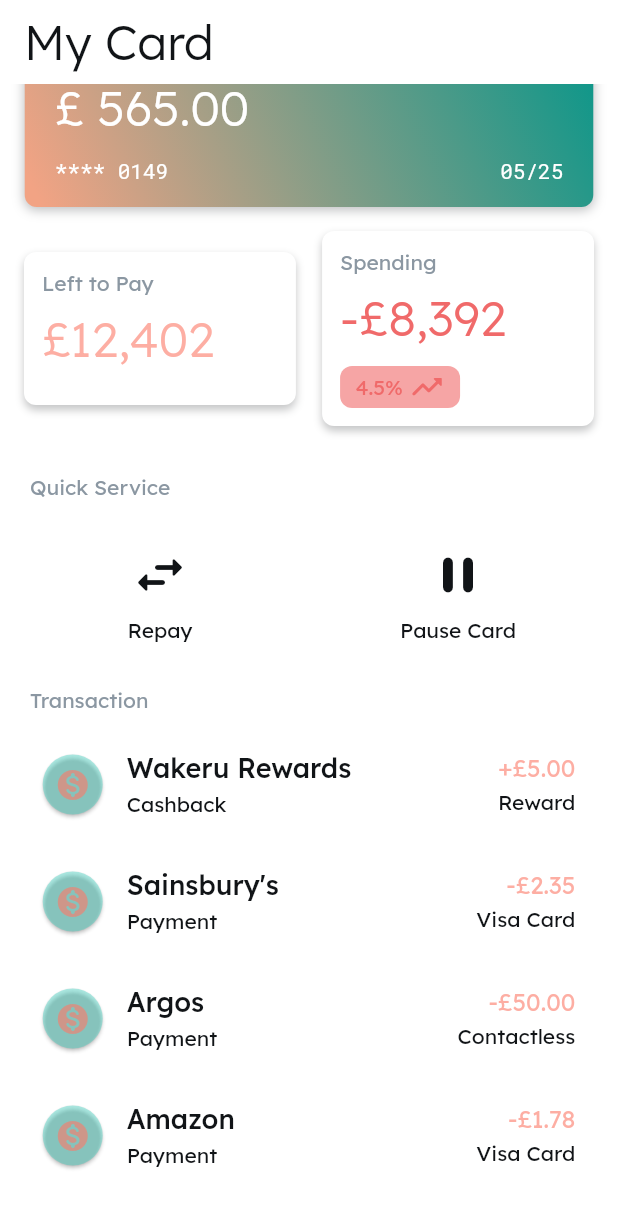
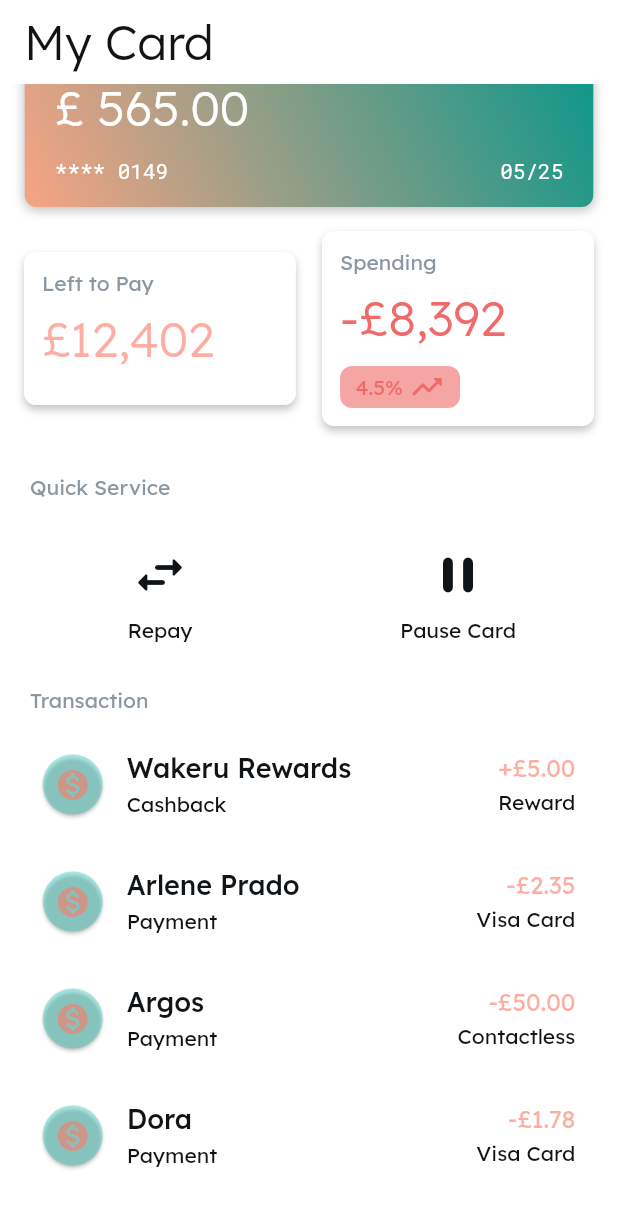
Before and after one commit to concernedbow11/project-wakeru, a Flutter app: the MYCardWidget screen opened directly, scrolled down 92 dp, on a phone screen of 412 x 824 dp. Shown: the top 1208 px of the screen. Run offline on Flutter 3.47's test engine with Material 2 defaults, Android fonts, the phone set to English and light mode, and no system bars; drawn by our look-alikes of flutter_animate; our stand-ins replace auto_size_text, built_collection, built_value, cloud_firestore, file_picker, firebase_auth and 19 more; missing offline and left inert: json_path, mime_type; accounts and stored records are empty.

Commit message:
hopefully no more changes to front end

```diff
--- a/lib/flutter_flow/internationalization.dart
+++ b/lib/flutter_flow/internationalization.dart
@@ -650,12 +650,6 @@ final kTranslationsMap = <Map<String, Map<String, String>>>[
       'de': '',
       'es': '',
     },
-    '8u5uxesq': {
-      'en': 'Sainsbury\'s',
-      'ar': '',
-      'de': '',
-      'es': '',
-    },
     '0hjenvaq': {
       'en': 'Payment',
       'ar': 'دخل',
@@ -698,12 +692,6 @@ final kTranslationsMap = <Map<String, Map<String, String>>>[
       'de': '',
       'es': '',
     },
-    '46ke1uem': {
-      'en': 'Amazon',
-      'ar': '',
-      'de': '',
-      'es': '',
-    },
     '3jmta8dd': {
       'en': 'Payment',
       'ar': 'دخل',
@@ -821,12 +809,6 @@ final kTranslationsMap = <Map<String, Map<String, String>>>[
       'de': 'Hallo Welt',
       'es': 'Hola Mundo',
     },
-    '2thn73jc': {
-      'en': 'Sainsbury\'s',
-      'ar': 'احصل على مكافآت بعيدة',
-      'de': 'Go-Far-Prämien',
-      'es': 'Recompensas Ve Lejos',
-    },
     '1fjdiibo': {
       'en': 'Payment',
       'ar': 'دخل',
@@ -868,12 +850,6 @@ final kTranslationsMap = <Map<String, Map<String, String>>>[
       'ar': 'مرحبا بالعالم',
       'de': 'Hallo Welt',
       'es': 'Hola Mundo',
-    },
-    '8pdmehj2': {
-      'en': 'Amazon',
-      'ar': 'احصل على مكافآت بعيدة',
-      'de': 'Go-Far-Prämien',
-      'es': 'Recompensas Ve Lejos',
     },
     'krrhjgc4': {
       'en': 'Payment',
@@ -1317,7 +1293,7 @@ final kTranslationsMap = <Map<String, Map<String, String>>>[
       'de': '\$ Betrag',
       'es': '\$ Monto',
     },
-    'pf56ghbm': {
+    'kss3mp4o': {
       'en': '£7,630',
       'ar': '',
       'de': '',
@@ -1341,7 +1317,7 @@ final kTranslationsMap = <Map<String, Map<String, String>>>[
       'de': 'Heim',
       'es': 'Casa',
     },
-    'a73inb01': {
+    '2m9cn5ie': {
       'en': 'Please authenticate before sending payment',
       'ar': '',
       'de': '',
--- a/lib/home_page_alt_1/home_page_alt1_widget.dart
+++ b/lib/home_page_alt_1/home_page_alt1_widget.dart
@@ -3,6 +3,7 @@ import '../flutter_flow/flutter_flow_theme.dart';
 import '../flutter_flow/flutter_flow_util.dart';
 import '../rewards/rewards_widget.dart';
 import '../transfer_funds/transfer_funds_widget.dart';
+import '../flutter_flow/random_data_util.dart' as random_data;
 import 'package:flutter/material.dart';
 import 'package:flutter/scheduler.dart';
 import 'package:flutter_animate/flutter_animate.dart';
@@ -603,9 +604,7 @@ class _HomePageAlt1WidgetState extends State<HomePageAlt1Widget>
                                         CrossAxisAlignment.start,
                                     children: [
                                       Text(
-                                        FFLocalizations.of(context).getText(
-                                          '2thn73jc' /* Sainsbury's */,
-                                        ),
+                                        random_data.randomName(true, false),
                                         style:
                                             FlutterFlowTheme.of(context).title3,
                                       ),
@@ -823,9 +822,7 @@ class _HomePageAlt1WidgetState extends State<HomePageAlt1Widget>
                                         CrossAxisAlignment.start,
                                     children: [
                                       Text(
-                                        FFLocalizations.of(context).getText(
-                                          '8pdmehj2' /* Amazon */,
-                                        ),
+                                        random_data.randomName(true, false),
                                         style:
                                             FlutterFlowTheme.of(context).title3,
                                       ),
--- a/lib/m_y_card/m_y_card_widget.dart
+++ b/lib/m_y_card/m_y_card_widget.dart
@@ -4,6 +4,7 @@ import '../flutter_flow/flutter_flow_theme.dart';
 import '../flutter_flow/flutter_flow_util.dart';
 import '../payment_details/payment_details_widget.dart';
 import '../transfer_funds/transfer_funds_widget.dart';
+import '../flutter_flow/random_data_util.dart' as random_data;
 import 'package:flutter/material.dart';
 import 'package:flutter/scheduler.dart';
 import 'package:flutter_animate/flutter_animate.dart';
@@ -778,10 +779,8 @@ class _MYCardWidgetState extends State<MYCardWidget>
                                               CrossAxisAlignment.start,
                                           children: [
                                             Text(
-                                              FFLocalizations.of(context)
-                                                  .getText(
-                                                '8u5uxesq' /* Sainsbury's */,
-                                              ),
+                                              random_data.randomName(
+                                                  true, true),
                                               style:
                                                   FlutterFlowTheme.of(context)
                                                       .subtitle1
@@ -1054,10 +1053,8 @@ class _MYCardWidgetState extends State<MYCardWidget>
                                               CrossAxisAlignment.start,
                                           children: [
                                             Text(
-                                              FFLocalizations.of(context)
-                                                  .getText(
-                                                '46ke1uem' /* Amazon */,
-                                              ),
+                                              random_data.randomName(
+                                                  true, false),
                                               style:
                                                   FlutterFlowTheme.of(context)
                                                       .subtitle1
--- a/lib/transfer_funds/transfer_funds_widget.dart
+++ b/lib/transfer_funds/transfer_funds_widget.dart
@@ -208,7 +208,7 @@ class _TransferFundsWidgetState extends State<TransferFundsWidget>
       if (_isBiometricSupported) {
         verifiedPayment = await _localAuth.authenticate(
             localizedReason: FFLocalizations.of(context).getText(
-          'a73inb01' /* Please authenticate before sen... */,
+          '2m9cn5ie' /* Please authenticate before sen... */,
         ));
         setState(() {});
       }
@@ -224,7 +224,7 @@ class _TransferFundsWidgetState extends State<TransferFundsWidget>
 
     WidgetsBinding.instance.addPostFrameCallback((_) => setState(() {
           textController?.text = FFLocalizations.of(context).getText(
-            'pf56ghbm' /* £7,630 */,
+            'kss3mp4o' /* £7,630 */,
           );
         }));
   }
```
Also changed, not shown: 1 other file.
